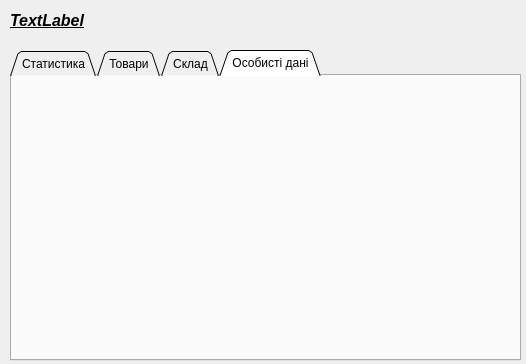
Old version of the form e-shop/manager.ui in the repository Andrii97/shop.
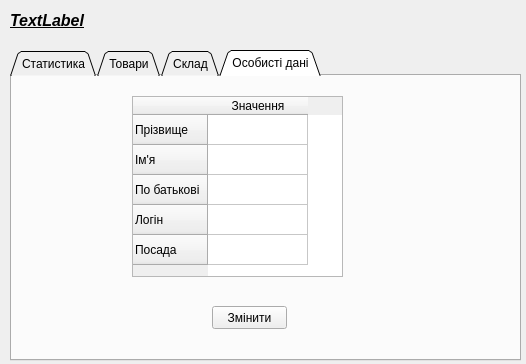
New version of the form. The open tabs and pages were chosen to show the change.

```diff
--- a/e-shop/manager.ui
+++ b/e-shop/manager.ui
@@ -254,6 +254,98 @@
     <attribute name="title">
      <string>Особисті дані</string>
     </attribute>
+    <widget class="QTableWidget" name="tableWidget">
+     <property name="geometry">
+      <rect>
+       <x>120</x>
+       <y>20</y>
+       <width>211</width>
+       <height>181</height>
+      </rect>
+     </property>
+     <property name="styleSheet">
+      <string notr="true">font: 12pt &quot;MS Shell Dlg 2&quot;;</string>
+     </property>
+     <row>
+      <property name="text">
+       <string>Прізвище</string>
+      </property>
+     </row>
+     <row>
+      <property name="text">
+       <string>Ім'я</string>
+      </property>
+     </row>
+     <row>
+      <property name="text">
+       <string>По батькові</string>
+      </property>
+     </row>
+     <row>
+      <property name="text">
+       <string>Логін</string>
+      </property>
+     </row>
+     <row>
+      <property name="text">
+       <string>Посада</string>
+      </property>
+     </row>
+     <column>
+      <property name="text">
+       <string>Значення</string>
+      </property>
+     </column>
+     <item row="0" column="0">
+      <property name="text">
+       <string/>
+      </property>
+      <property name="font">
+       <font>
+        <weight>75</weight>
+        <italic>true</italic>
+        <bold>true</bold>
+       </font>
+      </property>
+     </item>
+     <item row="1" column="0">
+      <property name="text">
+       <string/>
+      </property>
+      <property name="font">
+       <font>
+        <weight>75</weight>
+        <italic>true</italic>
+        <bold>true</bold>
+       </font>
+      </property>
+     </item>
+     <item row="2" column="0">
+      <property name="text">
+       <string/>
+      </property>
+      <property name="font">
+       <font>
+        <weight>75</weight>
+        <italic>true</italic>
+        <bold>true</bold>
+       </font>
+      </property>
+     </item>
+    </widget>
+    <widget class="QPushButton" name="pushButton_2">
+     <property name="geometry">
+      <rect>
+       <x>200</x>
+       <y>230</y>
+       <width>75</width>
+       <height>23</height>
+      </rect>
+     </property>
+     <property name="text">
+      <string>Змінити</string>
+     </property>
+    </widget>
    </widget>
   </widget>
   <widget class="QLabel" name="LName">
```
Left out of the diff: 41 changed lines with no effect on the pictures.
